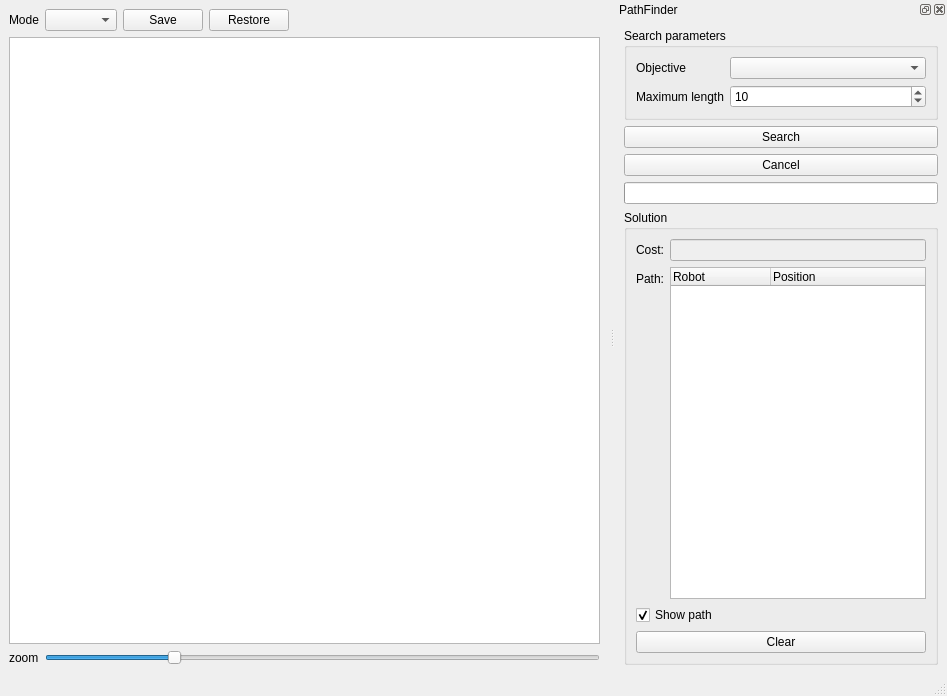
The window that MainWindow.ui (cvuchener/robots) describes before a commit, drawn with Qt 5.
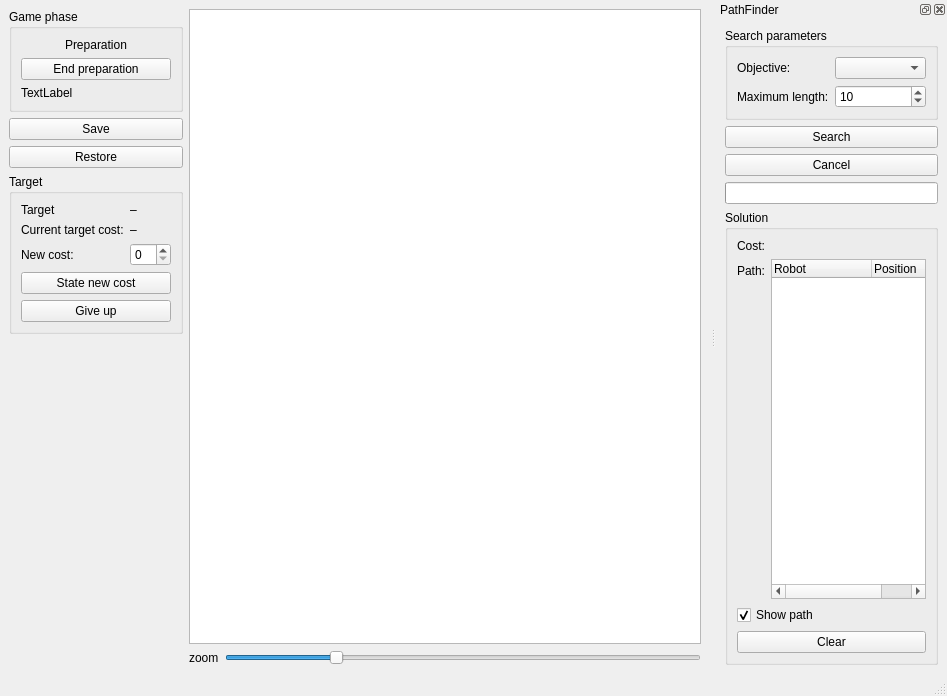
The same window after the commit.

Commit message: initial work for game phases

```diff
--- a/MainWindow.ui
+++ b/MainWindow.ui
@@ -13,19 +13,42 @@
   <property name="windowTitle">
    <string>MainWindow</string>
   </property>
-  <widget class="QWidget" name="centralwidget">
-   <layout class="QVBoxLayout" name="verticalLayout">
+  <widget class="QWidget" name="_central_widget">
+   <layout class="QHBoxLayout" name="horizontalLayout_3">
     <item>
-     <layout class="QHBoxLayout" name="horizontalLayout_2">
+     <layout class="QVBoxLayout" name="_left_layout">
       <item>
-       <widget class="QLabel" name="_mode_label">
+       <widget class="QGroupBox" name="_game_phase_group">
+        <property name="title">
+         <string>Game phase</string>
+        </property>
+        <layout class="QVBoxLayout" name="verticalLayout_5">
+         <item>
+          <widget class="QLabel" name="_game_phase">
         <property name="text">
-         <string>Mode</string>
-        </property>
+            <string>Preparation</string>
+           </property>
+           <property name="alignment">
+            <set>Qt::AlignCenter</set>
+           </property>
        </widget>
       </item>
       <item>
-       <widget class="QComboBox" name="_mode_combobox"/>
+          <widget class="QPushButton" name="_end_preparation_button">
+           <property name="text">
+            <string>End preparation</string>
+           </property>
+          </widget>
+         </item>
+         <item>
+          <widget class="QLabel" name="_search_time_remaining">
+           <property name="text">
+            <string>TextLabel</string>
+           </property>
+          </widget>
+         </item>
+        </layout>
+       </widget>
       </item>
       <item>
        <widget class="QPushButton" name="_save_button">
@@ -42,14 +65,79 @@
        </widget>
       </item>
       <item>
-       <spacer name="horizontalSpacer">
+       <widget class="QGroupBox" name="_current_target_group">
+        <property name="title">
+         <string>Target</string>
+        </property>
+        <layout class="QVBoxLayout" name="verticalLayout_6">
+         <item>
+          <layout class="QFormLayout" name="_target_form_layout">
+           <item row="2" column="0">
+            <widget class="QLabel" name="_current_target_cost_label">
+             <property name="text">
+              <string>Current target cost:</string>
+             </property>
+            </widget>
+           </item>
+           <item row="2" column="1">
+            <widget class="QLabel" name="_current_target_cost">
+             <property name="text">
+              <string>–</string>
+             </property>
+            </widget>
+           </item>
+           <item row="1" column="0">
+            <widget class="QLabel" name="_current_target_label">
+             <property name="text">
+              <string>Target</string>
+             </property>
+            </widget>
+           </item>
+           <item row="1" column="1">
+            <widget class="QLabel" name="_current_target">
+             <property name="text">
+              <string>–</string>
+             </property>
+            </widget>
+           </item>
+           <item row="3" column="0">
+            <widget class="QLabel" name="_new_cost_label">
+             <property name="text">
+              <string>New cost:</string>
+             </property>
+            </widget>
+           </item>
+           <item row="3" column="1">
+            <widget class="QSpinBox" name="_new_cost"/>
+           </item>
+          </layout>
+         </item>
+         <item>
+          <widget class="QPushButton" name="_state_new_cost_button">
+           <property name="text">
+            <string>State new cost</string>
+           </property>
+          </widget>
+         </item>
+         <item>
+          <widget class="QPushButton" name="_giveup_button">
+           <property name="text">
+            <string>Give up</string>
+           </property>
+          </widget>
+         </item>
+        </layout>
+       </widget>
+      </item>
+      <item>
+       <spacer name="verticalSpacer">
         <property name="orientation">
-         <enum>Qt::Horizontal</enum>
+         <enum>Qt::Vertical</enum>
         </property>
         <property name="sizeHint" stdset="0">
          <size>
-          <width>40</width>
-          <height>20</height>
+          <width>20</width>
+          <height>40</height>
          </size>
         </property>
        </spacer>
@@ -57,6 +145,8 @@
      </layout>
     </item>
     <item>
+     <layout class="QVBoxLayout" name="_board_layout">
+      <item>
      <widget class="QGraphicsView" name="_game_view">
       <property name="minimumSize">
        <size>
@@ -100,6 +190,8 @@
      </layout>
     </item>
    </layout>
+    </item>
+   </layout>
   </widget>
   <widget class="QMenuBar" name="menubar">
    <property name="geometry">
@@ -139,7 +231,7 @@
         <item row="0" column="0">
          <widget class="QLabel" name="_objective_label">
           <property name="text">
-           <string>Objective</string>
+           <string>Objective:</string>
           </property>
          </widget>
         </item>
@@ -149,7 +241,7 @@
         <item row="1" column="0">
          <widget class="QLabel" name="_max_length_label">
           <property name="text">
-           <string>Maximum length</string>
+           <string>Maximum length:</string>
           </property>
          </widget>
         </item>
@@ -208,13 +300,6 @@
             </property>
            </widget>
           </item>
-          <item row="1" column="1">
-           <widget class="QLineEdit" name="_path_cost">
-            <property name="enabled">
-             <bool>false</bool>
-            </property>
-           </widget>
-          </item>
           <item row="2" column="0">
            <widget class="QLabel" name="_path_label">
             <property name="text">
@@ -236,6 +321,13 @@
             </column>
            </widget>
           </item>
+          <item row="1" column="1">
+           <widget class="QLabel" name="_path_cost">
+            <property name="text">
+             <string/>
+            </property>
+           </widget>
+          </item>
          </layout>
         </item>
         <item>
```
Left out of the diff: 32 changed lines with no effect on the pictures. Lines whose indentation alone changed are shown as unchanged. The commit also changes 17 other files.
